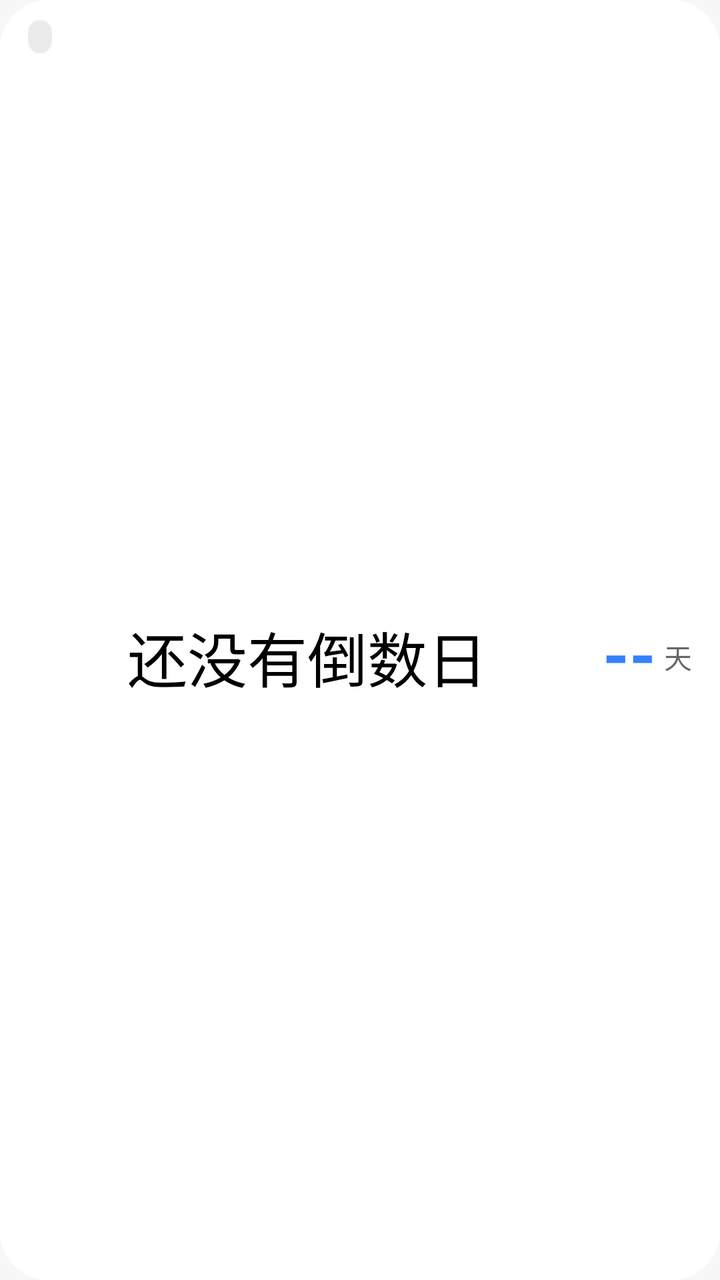
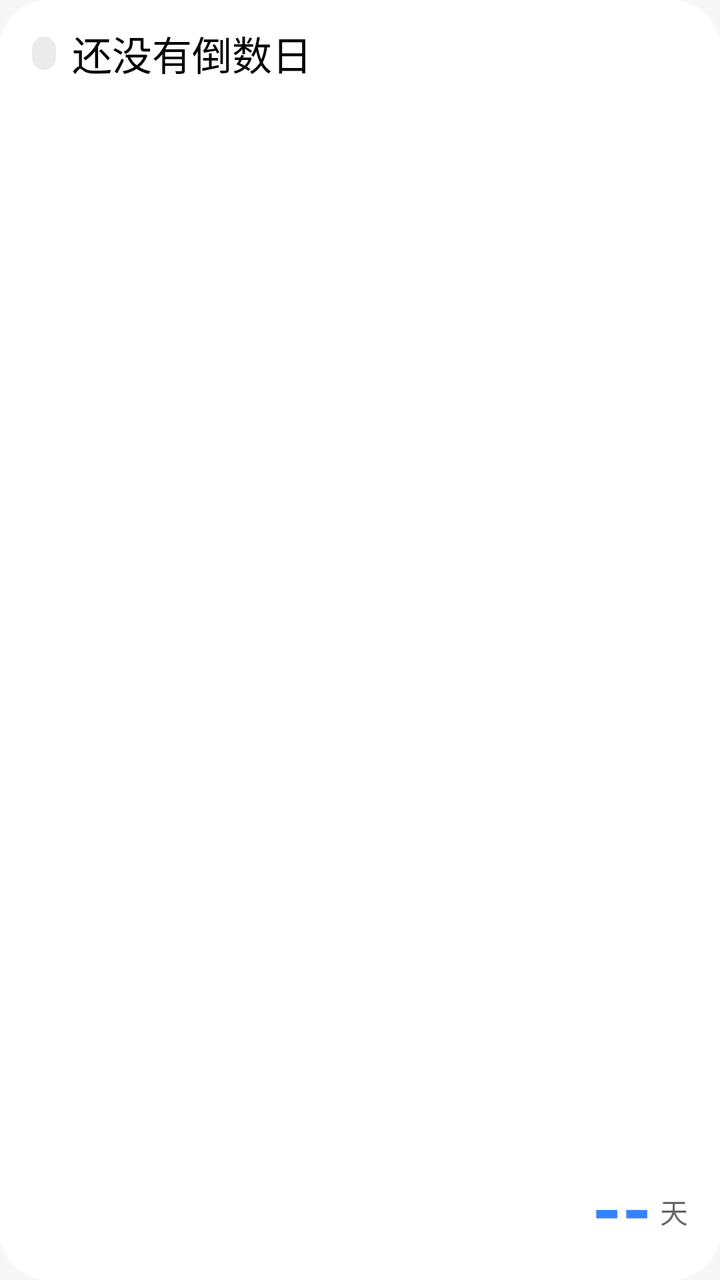

The first picture is an Android layout as it rendered before a commit; the second is the same layout after the commit. The layout source and the unified diff follow.
<!-- AndroidManifest.xml: application theme Theme.HyperMatter -->
<!-- res/layout/widget_minimal.xml -->
<?xml version="1.0" encoding="utf-8"?>
<LinearLayout xmlns:android="http://schemas.android.com/apk/res/android"
    android:id="@+id/widget_root"
    android:layout_width="match_parent"
    android:layout_height="match_parent"
    android:background="@drawable/widget_bg"
    android:orientation="vertical"
    android:paddingStart="14dp"
    android:paddingTop="10dp"
    android:paddingEnd="14dp"
    android:paddingBottom="10dp">

    <TextView
        android:id="@+id/widget_tag"
        android:layout_width="wrap_content"
        android:layout_height="wrap_content"
        android:background="@drawable/widget_tag_bg"
        android:paddingStart="6dp"
        android:paddingTop="1dp"
        android:paddingEnd="6dp"
        android:paddingBottom="2dp"
        android:text=""
        android:textColor="@color/widget_text_secondary"
        android:textSize="10sp" />

    <LinearLayout
        android:layout_width="match_parent"
        android:layout_height="0dp"
        android:layout_weight="1"
        android:gravity="center_vertical"
        android:orientation="horizontal">

        <TextView
            android:id="@+id/widget_title"
            android:layout_width="0dp"
            android:layout_height="wrap_content"
            android:layout_marginEnd="8dp"
            android:layout_weight="1"
            android:ellipsize="end"
            android:fontFamily="sans-serif-medium"
            android:gravity="center"
            android:maxLines="1"
            android:text="@string/widget_empty_title"
            android:textColor="@color/widget_text_primary"
            android:textSize="30sp" />

        <TextView
            android:id="@+id/widget_days"
            android:layout_width="wrap_content"
            android:layout_height="wrap_content"
            android:fontFamily="sans-serif"
            android:includeFontPadding="false"
            android:text="--"
            android:textColor="@color/widget_accent"
            android:textSize="34sp"
            android:textStyle="bold" />

        <TextView
            android:id="@+id/widget_days_unit"
            android:layout_width="wrap_content"
            android:layout_height="wrap_content"
            android:layout_marginStart="4dp"
            android:includeFontPadding="false"
            android:text="天"
            android:textColor="@color/widget_text_secondary"
            android:textSize="14sp" />
    </LinearLayout>
</LinearLayout>
<!-- resources referenced by this layout -->
<resources>
  <color name="widget_accent">#FF3482FF</color>
  <color name="widget_text_primary">#FF000000</color>
  <color name="widget_text_secondary">#99000000</color>
  <!-- drawable widget_bg (drawable) -->
  <?xml version="1.0" encoding="utf-8"?>
  <shape xmlns:android="http://schemas.android.com/apk/res/android">
      <solid android:color="@color/widget_bg" />
      <corners android:radius="24dp" />
  </shape>
  <!-- drawable widget_tag_bg (drawable) -->
  <?xml version="1.0" encoding="utf-8"?>
  <shape xmlns:android="http://schemas.android.com/apk/res/android"
      android:shape="rectangle">
      <solid android:color="@color/widget_tag_bg" />
      <corners android:radius="10dp" />
  </shape>
  <string name="widget_empty_title">还没有倒数日</string>
  <style name="Theme.HyperMatter" parent="android:Theme.Material.NoActionBar">
          <item name="android:statusBarColor">@android:color/transparent</item>
          <item name="android:windowLightStatusBar">true</item>
          <item name="android:navigationBarColor">@android:color/transparent</item>
          
          <item name="android:windowBackground">#FFF7F7F7</item>
          <item name="android:windowSplashScreenBackground">#FFF7F7F7</item>
      </style>
  <color name="widget_bg">#FFFFFFFF</color>
  <color name="widget_tag_bg">#14000000</color>
</resources>

<!-- the commit's change to res/layout/widget_minimal.xml (unified diff, before → after) -->
@@ -5,44 +5,55 @@
     android:layout_height="match_parent"
     android:background="@drawable/widget_bg"
     android:orientation="vertical"
-    android:paddingStart="14dp"
-    android:paddingTop="10dp"
-    android:paddingEnd="14dp"
-    android:paddingBottom="10dp">
-
-    <TextView
-        android:id="@+id/widget_tag"
-        android:layout_width="wrap_content"
-        android:layout_height="wrap_content"
-        android:background="@drawable/widget_tag_bg"
-        android:paddingStart="6dp"
-        android:paddingTop="1dp"
-        android:paddingEnd="6dp"
-        android:paddingBottom="2dp"
-        android:text=""
-        android:textColor="@color/widget_text_secondary"
-        android:textSize="10sp" />
+    android:paddingStart="16dp"
+    android:paddingTop="12dp"
+    android:paddingEnd="16dp"
+    android:paddingBottom="12dp">
 
     <LinearLayout
         android:layout_width="match_parent"
-        android:layout_height="0dp"
-        android:layout_weight="1"
+        android:layout_height="wrap_content"
         android:gravity="center_vertical"
         android:orientation="horizontal">
+
+        <TextView
+            android:id="@+id/widget_tag"
+            android:layout_width="wrap_content"
+            android:layout_height="wrap_content"
+            android:background="@drawable/widget_tag_bg"
+            android:paddingStart="6dp"
+            android:paddingTop="1dp"
+            android:paddingEnd="6dp"
+            android:paddingBottom="2dp"
+            android:text=""
+            android:textColor="@color/widget_text_secondary"
+            android:textSize="10sp" />
 
         <TextView
             android:id="@+id/widget_title"
             android:layout_width="0dp"
             android:layout_height="wrap_content"
-            android:layout_marginEnd="8dp"
+            android:layout_marginStart="8dp"
             android:layout_weight="1"
             android:ellipsize="end"
             android:fontFamily="sans-serif-medium"
-            android:gravity="center"
             android:maxLines="1"
             android:text="@string/widget_empty_title"
             android:textColor="@color/widget_text_primary"
-            android:textSize="30sp" />
+            android:textSize="20sp" />
+    </LinearLayout>
+
+    <TextView
+        android:layout_width="match_parent"
+        android:layout_height="0dp"
+        android:layout_weight="1"
+        android:text="" />
+
+    <LinearLayout
+        android:layout_width="match_parent"
+        android:layout_height="wrap_content"
+        android:gravity="end|center_vertical"
+        android:orientation="horizontal">
 
         <TextView
             android:id="@+id/widget_days"
@@ -52,7 +63,7 @@
             android:includeFontPadding="false"
             android:text="--"
             android:textColor="@color/widget_accent"
-            android:textSize="34sp"
+            android:textSize="38sp"
             android:textStyle="bold" />
 
         <TextView
